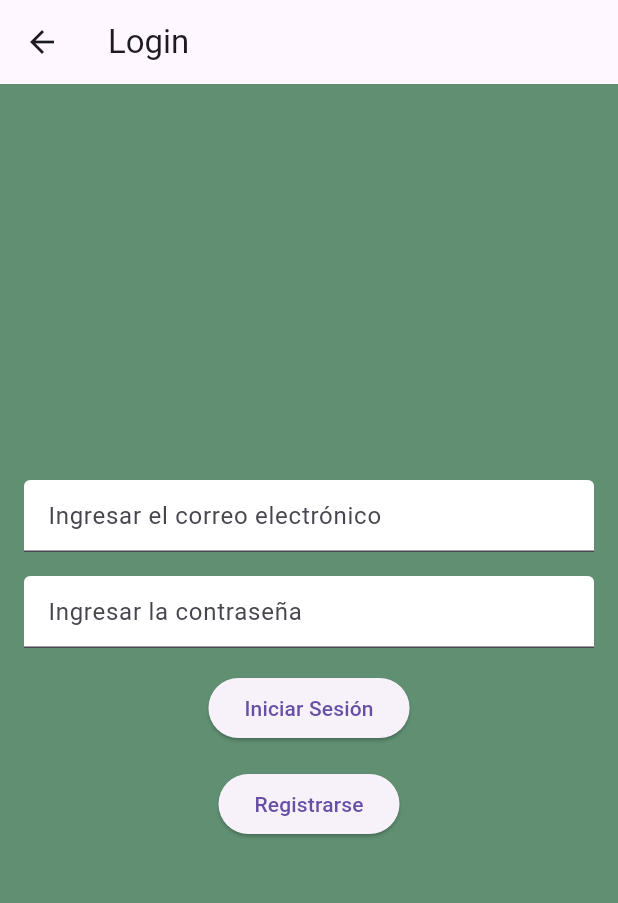
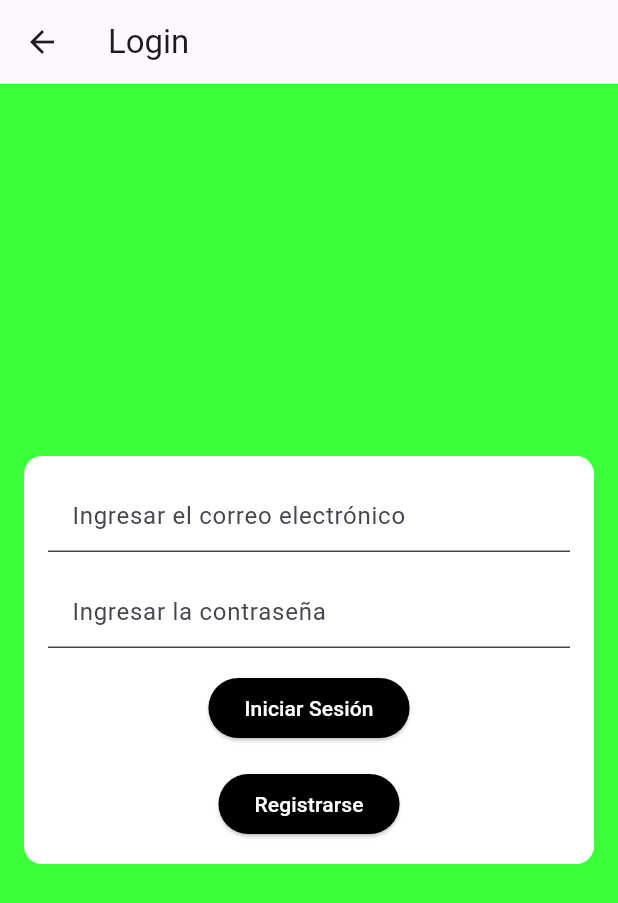
Before and after one commit to FrVillaI/app-movil-flutter-streamig, a Flutter app: the screen it shows after launch, after a tap on "Iniciar Sesión", on a phone screen of 412 x 824 dp. Shown: the top 903 px of the screen. Run offline on Flutter 3.47's test engine with Material 3 defaults, Android fonts, the light colour scheme and no system bars; our stand-ins replace firebase_auth, firebase_core, firebase_database; accounts and stored records are empty; network calls fail.

Commit message:
Login estilos

```diff
--- a/lib/main.dart
+++ b/lib/main.dart
@@ -1,7 +1,11 @@
 import 'package:flutter/material.dart';
+import 'package:firebase_core/firebase_core.dart';
 import './screens/Welcome.dart';
 
-void main() {
+
+Future<void> main() async {
+  WidgetsFlutterBinding.ensureInitialized();
+  await Firebase.initializeApp();
   runApp(MyApp());
 }
 
--- a/lib/screens/Login.dart
+++ b/lib/screens/Login.dart
@@ -1,3 +1,4 @@
+import 'package:firebase_auth/firebase_auth.dart';
 import 'package:flutter/material.dart';
 import 'registro.dart';
 import 'Catalogo.dart';
@@ -25,16 +26,20 @@ class LoginBody extends StatefulWidget {
 }
 
 class _LoginBodyState extends State<LoginBody> {
-  final TextEditingController _correoController = TextEditingController();
-  final TextEditingController _contraseniaController = TextEditingController();
   final _formKey = GlobalKey<FormState>();
 
   @override
   Widget build(BuildContext context) {
     return Container(
       padding: const EdgeInsets.all(16.0),
-      decoration: const BoxDecoration(color: Color.fromARGB(255, 96, 143, 114)),
+      color: Color.fromARGB(255, 58, 255, 58),
       child: Center(
+        child: Container(
+          padding: const EdgeInsets.all(16.0),
+          decoration: BoxDecoration(
+            color: Colors.white, // Fondo blanco del cuadro
+            borderRadius: BorderRadius.circular(12.0), // Bordes redondeados
+          ),
           child: Form(
             key: _formKey,
             child: Column(
@@ -48,6 +53,7 @@ class _LoginBodyState extends State<LoginBody> {
                 const SizedBox(height: 16.0),
                 _buildRegistroButton(context),
               ],
+            ),
           ),
         ),
       ),
@@ -92,11 +98,15 @@ class _LoginBodyState extends State<LoginBody> {
   Widget _buildLoginButton(BuildContext context) {
     return ElevatedButton(
       onPressed: () {
-        if (_formKey.currentState?.validate() ?? false) {
-          _showLoginDialog(context);
-        }
+        login(context);
       },
-      child: const Text('Iniciar Sesión'),
+      child: const Text(
+        'Iniciar Sesión',
+        style: TextStyle(color: Colors.white), // Color del texto blanco
+      ),
+      style: ElevatedButton.styleFrom(
+        backgroundColor: Colors.black, // Color del botón negro
+      ),
     );
   }
 
@@ -108,7 +118,13 @@ class _LoginBodyState extends State<LoginBody> {
           MaterialPageRoute(builder: (context) => Registro()),
         );
       },
-      child: const Text('Registrarse'),
+      child: const Text(
+        'Registrarse',
+        style: TextStyle(color: Colors.white), // Color del texto blanco
+      ),
+      style: ElevatedButton.styleFrom(
+        backgroundColor: Colors.black, // Color del botón negro
+      ),
     );
   }
 
@@ -134,3 +150,45 @@ class _LoginBodyState extends State<LoginBody> {
     );
   }
 }
+
+final TextEditingController _correoController = TextEditingController();
+final TextEditingController _contraseniaController = TextEditingController();
+
+Future<void> login(BuildContext context) async {
+  try {
+    final credential = await FirebaseAuth.instance.signInWithEmailAndPassword(
+      email: _correoController.text,
+      password: _contraseniaController.text
+    );
+    // Si el inicio de sesión es exitoso, mostrar el diálogo
+    _showLoginDialog(context);
+  } on FirebaseAuthException catch (e) {
+    if (e.code == 'user-not-found') {
+      print('No user found for that email.');
+    } else if (e.code == 'wrong-password') {
+      print('Wrong password provided for that user.');
+    }
+  }
+}
+
+void _showLoginDialog(BuildContext context) {
+  showDialog(
+    context: context,
+    builder: (context) {
+      return AlertDialog(
+        title: const Text('Credenciales Correctas'),
+        actions: [
+          TextButton(
+            onPressed: () {
+              Navigator.push(
+                context,
+                MaterialPageRoute(builder: (context) => Catalogo()),
+              );
+            },
+            child: const Text('Ver Catálogo'),
+          ),
+        ],
+      );
+    },
+  );
+}
--- a/lib/screens/Welcome.dart
+++ b/lib/screens/Welcome.dart
@@ -1,3 +1,5 @@
+import 'package:app_streming_pro/screens/Catalogo.dart';
+import 'package:app_streming_pro/screens/FormularioScreen.dart';
 import 'package:flutter/material.dart';
 import 'login.dart';
 import 'registro.dart';
@@ -23,13 +25,22 @@ class WelcomeBody extends StatelessWidget {
   Widget build(BuildContext context) {
     return Container(
       decoration: const BoxDecoration(
-        color: Color.fromARGB(255, 96, 143, 114),
+        color: Color.fromARGB(255, 58, 255, 58), // Color verde fosforescente
       ),
       padding: const EdgeInsets.all(16.0),
       child: Center(
         child: Column(
           mainAxisSize: MainAxisSize.min,
           children: [
+            const Text(
+              '¡Bienvenido a nuestra aplicación de streaming!',
+              style: TextStyle(
+                fontSize: 24.0,
+                fontWeight: FontWeight.bold,
+              ),
+              textAlign: TextAlign.center,
+            ),
+            const SizedBox(height: 16.0),
             _buildLoginButton(context),
             const SizedBox(height: 16.0),
             _buildRegisterButton(context),
@@ -47,9 +58,12 @@ class WelcomeBody extends StatelessWidget {
           MaterialPageRoute(builder: (context) => const Login()),
         );
       },
-      child: const Text('Iniciar Sesión'),
+      child: const Text(
+        'Iniciar Sesión',
+        style: TextStyle(color: Colors.white), // Color del texto blanco
+      ),
       style: ElevatedButton.styleFrom(
-        backgroundColor: const Color.fromARGB(255, 8, 8, 8),
+        backgroundColor: Colors.black, // Color del botón negro
       ),
     );
   }
@@ -62,9 +76,12 @@ class WelcomeBody extends StatelessWidget {
           MaterialPageRoute(builder: (context) => const Registro()),
         );
       },
-      child: const Text('Registrarse'),
+      child: const Text(
+        'Registrarse',
+        style: TextStyle(color: Colors.white), // Color del texto blanco
+      ),
       style: ElevatedButton.styleFrom(
-        backgroundColor: const Color.fromARGB(255, 8, 8, 8),
+        backgroundColor: Colors.black, // Color del botón negro
       ),
     );
   }
--- a/pubspec.yaml
+++ b/pubspec.yaml
@@ -35,6 +35,8 @@ dependencies:
   # The following adds the Cupertino Icons font to your application.
   # Use with the CupertinoIcons class for iOS style icons.
   cupertino_icons: ^1.0.6
+  firebase_auth: ^5.1.0
+  firebase_database: ^11.0.1
 
 dev_dependencies:
   flutter_test:
```
Also changed, not shown: lib/screens/Catalogo.dart (+29 -3 lines), lib/screens/FormularioScreen.dart (added, +105 -0 lines), lib/screens/Reproduccion.dart (+50 -19 lines), analysis_options.yaml (line endings or trailing spaces), firebase.json (added), lib/firebase_options.dart (added), lib/screens/Contenidos.dart (line endings or trailing spaces), lib/screens/Registro.dart (line endings or trailing spaces), pubspec.lock, 20 other files. Lines whose indentation alone changed are shown as unchanged.
